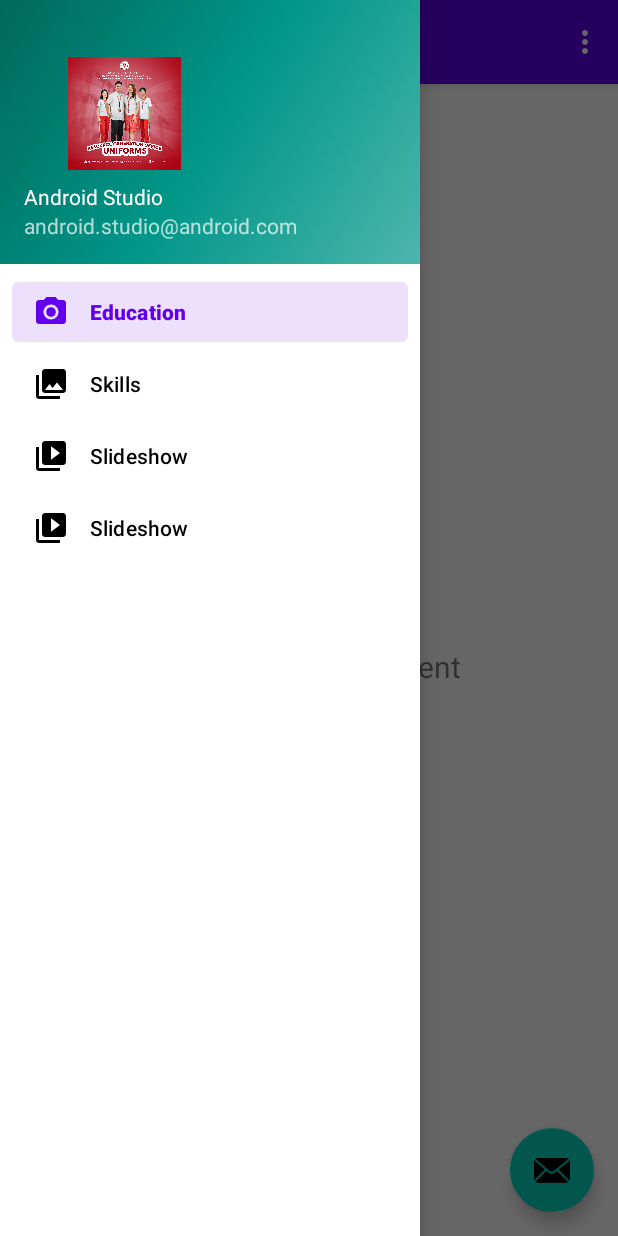
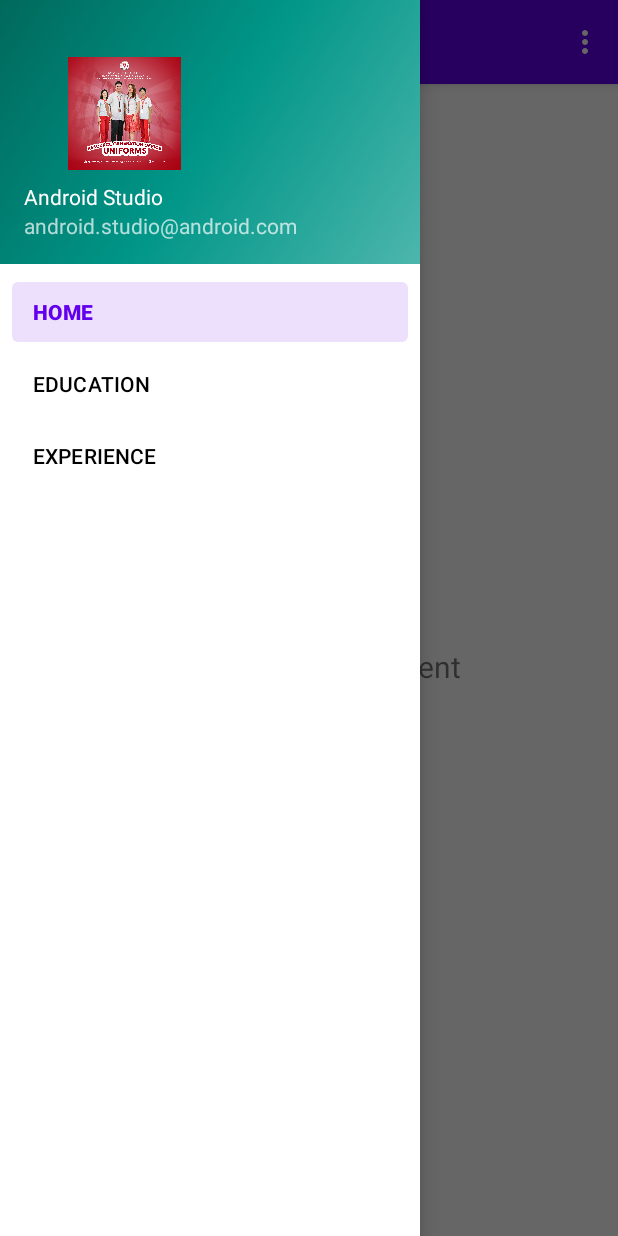
Before and after one commit to iamadisneyprincess/AppDev, an Android app: the screen it shows after launch (MainActivity), with the side drawer open, on a phone screen of 412 x 824 dp. Run offline under Robolectric (Android 15) with nearby library versions, the phone set to English and light mode, and no system bars; our stand-ins replace navigation-ui.

Commit message:
gggg
kugnbjhdgsgbfd

```diff
--- a/FLUTTER_2/app/src/main/AndroidManifest.xml
+++ b/FLUTTER_2/app/src/main/AndroidManifest.xml
@@ -13,17 +13,12 @@
         android:theme="@style/Theme.CV"
         tools:targetApi="31" >
         <activity
-            android:name=".MainActivity2"
-            android:exported="false"
-            android:label="@string/title_activity_main2" />
-        <activity
             android:name=".MainActivity"
             android:exported="true"
             android:label="@string/app_name"
             android:theme="@style/Theme.CV.NoActionBar" >
             <intent-filter>
                 <action android:name="android.intent.action.MAIN" />
-
                 <category android:name="android.intent.category.LAUNCHER" />
             </intent-filter>
         </activity>
--- a/FLUTTER_2/app/src/main/java/com/example/cv/MainActivity.kt
+++ b/FLUTTER_2/app/src/main/java/com/example/cv/MainActivity.kt
@@ -26,11 +26,6 @@ class MainActivity : AppCompatActivity() {
 
         setSupportActionBar(binding.appBarMain.toolbar)
 
-        binding.appBarMain.fab.setOnClickListener { view ->
-            Snackbar.make(view, "Replace with your own action", Snackbar.LENGTH_LONG)
-                .setAction("Action", null)
-                .setAnchorView(R.id.fab).show()
-        }
         val drawerLayout: DrawerLayout = binding.drawerLayout
         val navView: NavigationView = binding.navView
         val navController = findNavController(R.id.nav_host_fragment_content_main)
@@ -38,7 +33,7 @@ class MainActivity : AppCompatActivity() {
         // menu should be considered as top level destinations.
         appBarConfiguration = AppBarConfiguration(
             setOf(
-                R.id.nav_home, R.id.nav_education, R.id.nav_slideshow
+                R.id.nav_home, R.id.nav_education, R.id.nav_experience
             ), drawerLayout
         )
         setupActionBarWithNavController(navController, appBarConfiguration)
--- a/FLUTTER_2/app/src/main/java/com/example/cv/ui/Education/EducationViewModel.kt
+++ b/FLUTTER_2/app/src/main/java/com/example/cv/ui/Education/EducationViewModel.kt
@@ -7,7 +7,7 @@ import androidx.lifecycle.ViewModel
 class EducationViewModel : ViewModel() {
 
     private val _text = MutableLiveData<String>().apply {
-        value = "This is gallery Fragment"
+        value = "This is EDUCATION Fragment"
     }
     val text: LiveData<String> = _text
 }
--- a/FLUTTER_2/app/src/main/res/layout/app_bar_main.xml
+++ b/FLUTTER_2/app/src/main/res/layout/app_bar_main.xml
@@ -22,13 +22,4 @@
 
     <include layout="@layout/content_main" />
 
-    <com.google.android.material.floatingactionbutton.FloatingActionButton
-        android:id="@+id/fab"
-        android:layout_width="wrap_content"
-        android:layout_height="wrap_content"
-        android:layout_gravity="bottom|end"
-        android:layout_marginEnd="@dimen/fab_margin"
-        android:layout_marginBottom="16dp"
-        app:srcCompat="@android:drawable/ic_dialog_email" />
-
 </androidx.coordinatorlayout.widget.CoordinatorLayout>
--- a/FLUTTER_2/app/src/main/res/menu/activity_main_drawer.xml
+++ b/FLUTTER_2/app/src/main/res/menu/activity_main_drawer.xml
@@ -6,19 +6,12 @@
     <group android:checkableBehavior="single">
         <item
             android:id="@+id/nav_home"
-            android:icon="@drawable/ic_menu_camera"
-            android:title="@string/education" />
+            android:title="HOME" />
         <item
             android:id="@+id/nav_education"
-            android:icon="@drawable/ic_menu_gallery"
-            android:title="@string/skills" />
+            android:title="EDUCATION" />
         <item
-            android:id="@+id/nav_slideshow"
-            android:icon="@drawable/ic_menu_slideshow"
-            android:title="@string/menu_slideshow" />
-        <item
-            android:id="@+id/experience"
-            android:icon="@drawable/ic_menu_slideshow"
-            android:title="@string/menu_slideshow" />
+            android:id="@+id/nav_experience"
+            android:title="EXPERIENCE" />
     </group>
 </menu>
```
Also changed, not shown: FLUTTER_2/app/src/main/java/com/example/cv/ui/Education/EducationFragment.kt (+4 -4 lines), FLUTTER_2/app/src/main/res/layout/fragment_education.xml (added, +22 -0 lines), FLUTTER_2/app/src/main/res/navigation/mobile_navigation.xml (+7 -10 lines).
